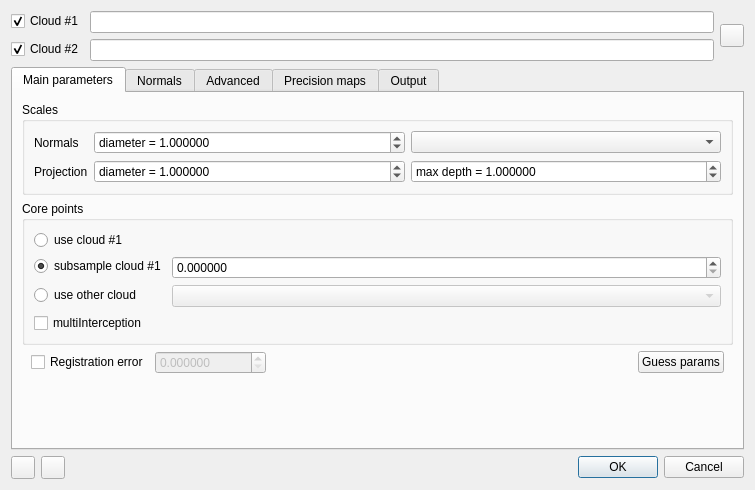
p-leroy/CloudCompare, file plugins/core/Standard/qM3C2/ui/qM3C2Dialog.ui: the form before one commit.
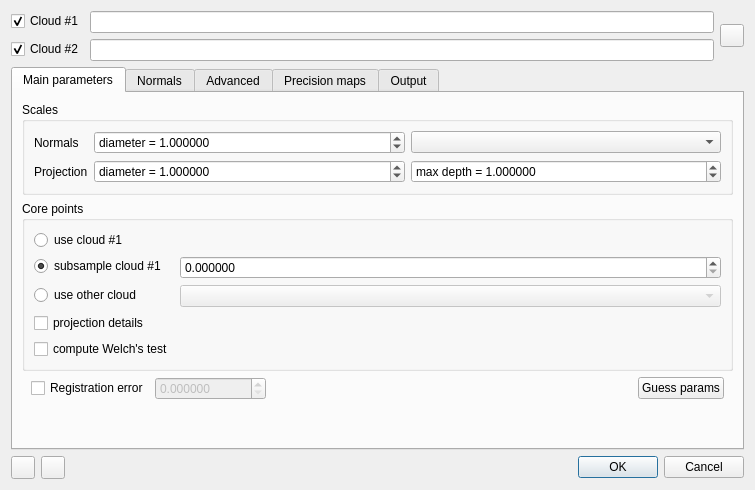
The form after the commit. Icons and pictures are not drawn.

Patch:
```diff
--- a/plugins/core/Standard/qM3C2/ui/qM3C2Dialog.ui
+++ b/plugins/core/Standard/qM3C2/ui/qM3C2Dialog.ui
@@ -224,7 +224,14 @@
           <item row="3" column="0">
            <widget class="QCheckBox" name="checkBox_multiInterception">
             <property name="text">
-             <string>multiInterception</string>
+             <string>projection details</string>
+            </property>
+           </widget>
+          </item>
+          <item row="4" column="0">
+           <widget class="QCheckBox" name="checkBox_computeWelch">
+            <property name="text">
+             <string>compute Welch's test</string>
             </property>
            </widget>
           </item>
```
Left out of the diff: 2 changed lines with no effect on the pictures.
